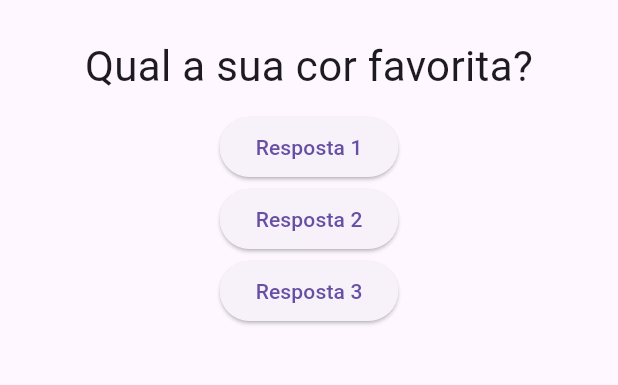
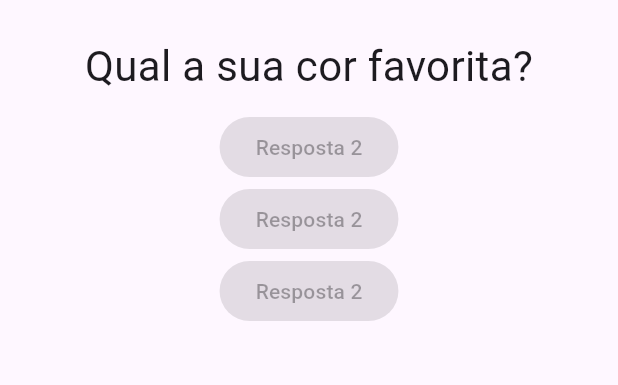
Before and after one commit to elias-ssouza/perguntas, a Flutter app: the screen it shows after launch, on a phone screen of 412 x 824 dp, the part 63-448 px from its top. Run offline on Flutter 3.47's test engine with Material 3 defaults, Android fonts, the phone set to English and light mode, and no system bars.

Commit message:
criação do componente resposta

```diff
--- a/lib/main.dart
+++ b/lib/main.dart
@@ -1,5 +1,6 @@
 import 'package:flutter/material.dart';
 import './questao.dart';
+import './resposta.dart';
 
 main () => runApp(PerguntaAPP());
 
@@ -28,18 +29,9 @@ class _PerguntaAPPState extends State<PerguntaAPP>{
         body: Column(
           children: <Widget>[
             Questao(perguntas[_perguntaSelecionada]),
-            ElevatedButton(
-              onPressed: responder,
-              child: Text('Resposta 1')
-              ),
-              ElevatedButton(
-              onPressed: responder,
-              child: Text('Resposta 2')
-              ),
-              ElevatedButton(
-              onPressed: responder,
-              child: Text('Resposta 3')
-              ),
+            Resposta('Resposta 1'),
+            Resposta('Resposta 2'),
+            Resposta('Resposta 3'),
           ],)
       ),
     );
--- /dev/null
+++ b/lib/resposta.dart
@@ -0,0 +1,16 @@
+import 'package:flutter/material.dart';
+
+class Resposta extends StatelessWidget {
+
+  final String texto;
+
+  Resposta(this.texto);
+
+  @override
+  Widget build(BuildContext context) {
+    return Column(children:[
+      ElevatedButton(
+        onPressed: null,
+        child: Text('Resposta 2'))]);
+  }
+}
```
